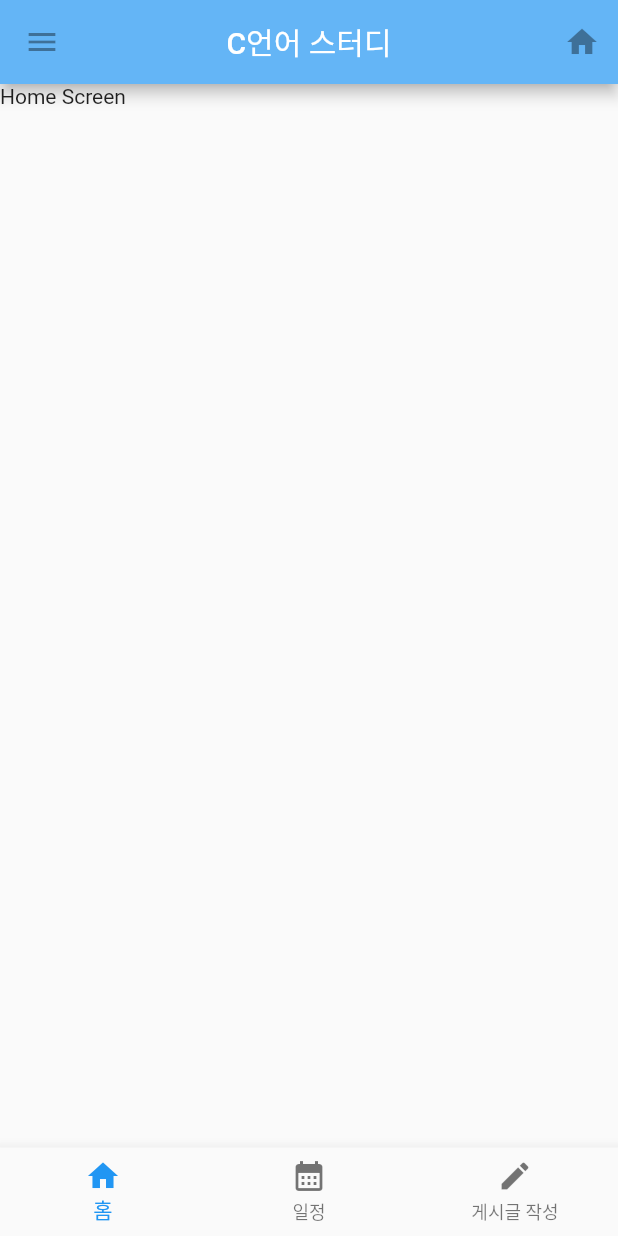
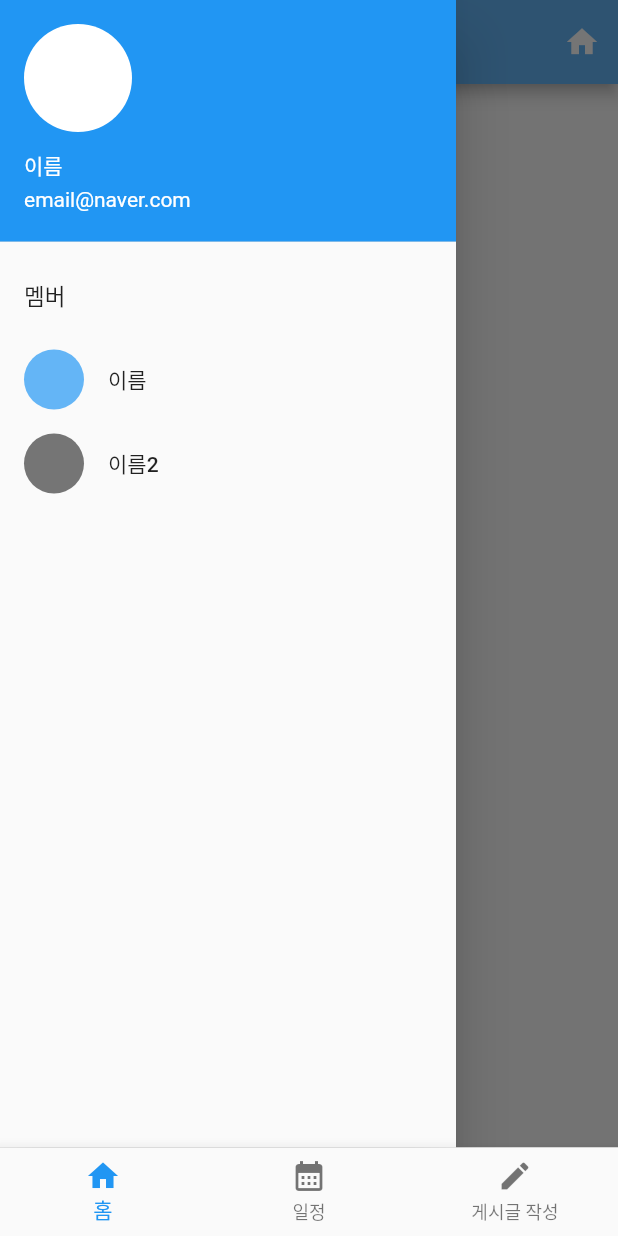
Before and after one commit to Parkeun12/Capston_project, a Flutter app: the screen it shows after launch, with the side drawer open (before the commit the screen has no drawer), on a phone screen of 412 x 824 dp. Run offline on Flutter 3.47's test engine with Material 2 defaults, Android fonts, the phone set to English and light mode, and no system bars; our stand-ins replace table_calendar.

```diff
--- a/lib/screen/home_screen.dart
+++ b/lib/screen/home_screen.dart
@@ -19,12 +19,53 @@ class MainScreen extends StatelessWidget {
         title: Text('C언어 스터디'),
 
         centerTitle: true,
-        leading: IconButton(icon: Icon(Icons.menu), onPressed: null),
         actions: [
-          IconButton(icon: Icon(Icons.home), onPressed: null),
+          IconButton(
+              icon: Icon(Icons.home),
+              onPressed: (){
+                print('object');
+              }
+          ),
         ],
       ),
-      body: Text('Home Screen'),
+      drawer: Drawer(
+        child: ListView(
+          padding: EdgeInsets.zero,
+          children: <Widget>[
+            UserAccountsDrawerHeader(
+              currentAccountPicture: CircleAvatar( //프로필사진
+                //backgroundImage로 이미지 삽입가능
+                backgroundColor: WHITE_COLOR,
+              ),
+              accountName: Text('이름'),
+              accountEmail: Text('email@naver.com'),
+            ),
+            ListTile(
+              title: Text(
+                  '멤버',
+                style: TextStyle(
+                  fontSize: 15.0,
+                  fontWeight: FontWeight.w500,
+                ),
+              ),
+            ),
+            ListTile(
+              leading: CircleAvatar(
+                backgroundColor: BLUE_COLOR,
+              ),
+              title: Text('이름'),
+              //trailing: Text('내보내기'), 관리자설정에서 내보낼 수 있게
+            ),
+            ListTile(
+              leading: CircleAvatar(
+                backgroundColor: DARK_GREY_COLOR,
+              ),
+              title: Text('이름2'),
+              //trailing: Text('내보내기'), 관리자설정에서 내보낼 수 있게
+            )
+          ],
+        ),
+      ),
     );
   }
 }
```
Also changed, not shown: lib/component/edit_text_field.dart (added, +43 -0 lines), lib/screen/edit_screen.dart (+51 -106 lines).
